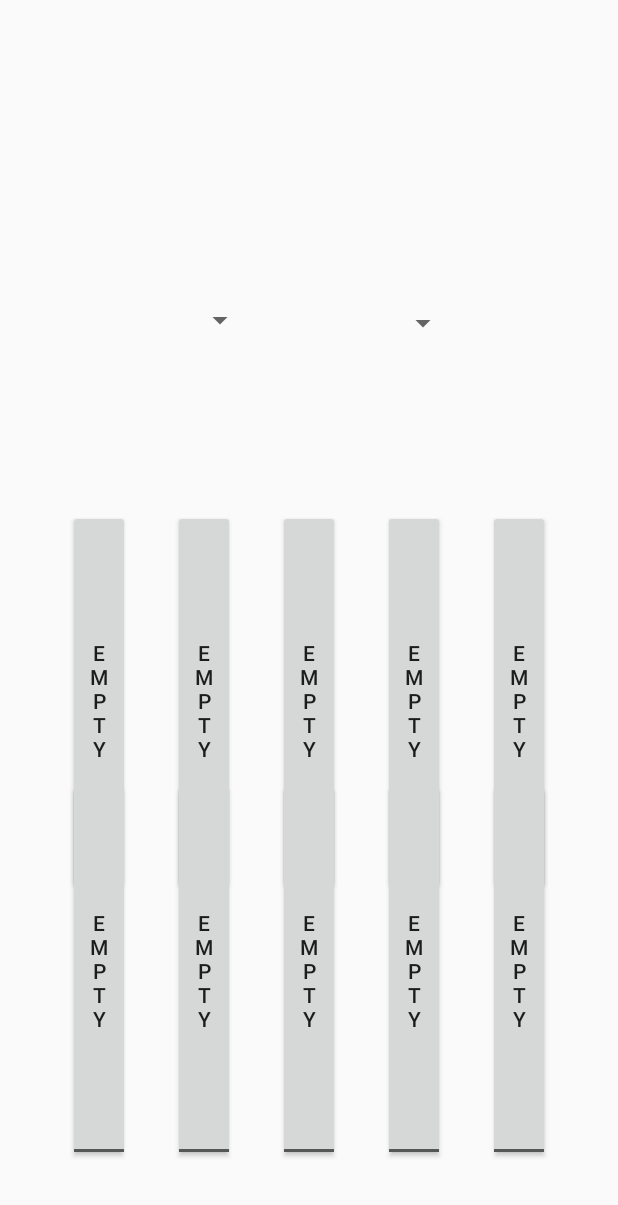
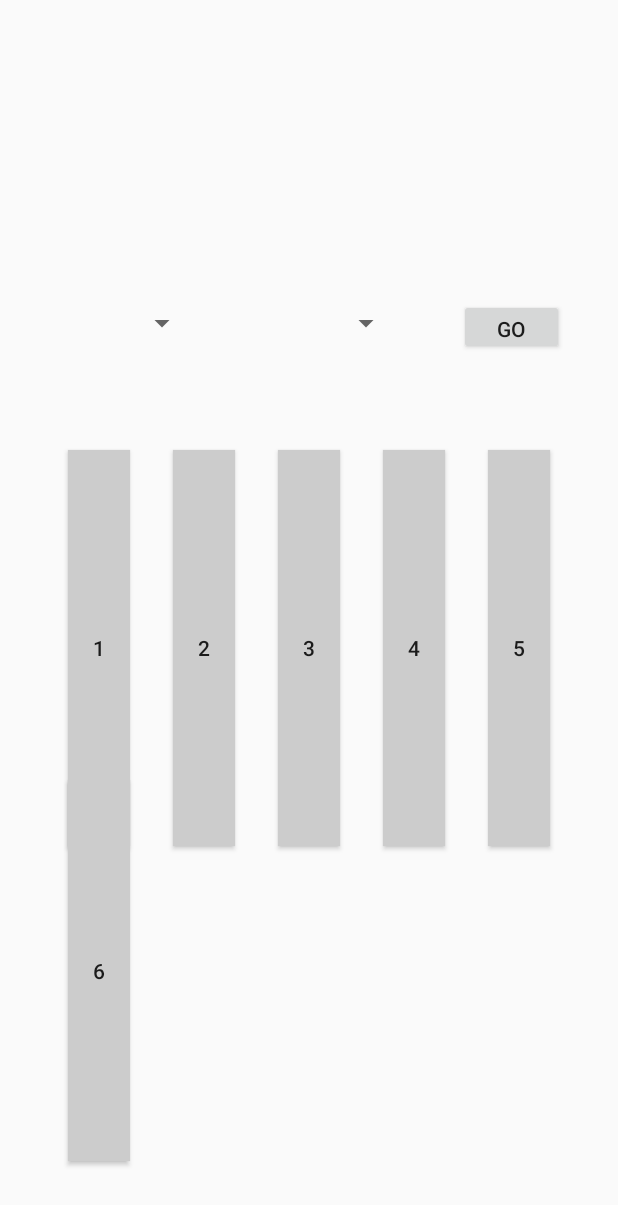
Before and after one commit to Jugg-zh/CarPlateChecker, an Android app: the screen it shows after launch (MainActivity), on a phone screen of 412 x 824 dp. Shown: the top 1205 px of the screen. Run offline under Robolectric (Android 15) with nearby library versions, the phone set to English and light mode, and no system bars; libraries missing offline, so code that uses them is left out: com.google.api.client, com.google.api.services.

Commit message:
separated it into two activites, main activity is working now

```diff
--- a/app/src/main/java/com/example/platecheck/MainActivity.java
+++ b/app/src/main/java/com/example/platecheck/MainActivity.java
@@ -52,7 +52,7 @@ import java.sql.Timestamp;
 import java.util.ArrayList;
 import java.util.Arrays;
 
-public class MainActivity extends AppCompatActivity {
+public class MainActivity extends AppCompatActivity implements View.OnClickListener{
 
     public static final String FILE_NAME = "temp.jpg";
     private static final int MAX_DIMENSION = 1200;
@@ -65,6 +65,8 @@ public class MainActivity extends AppCompatActivity {
     //--------new fileds;
     public static CarplateMapper mCarplateMapper = new CarplateMapper();
 
+    private static Button[] buttons;
+    private static String slotNumber;
 //    private EditText editPlate, slotNum;
 //    private String shift;
 //    private TextView msg; //textview to show whether the car plate is registered or not
@@ -81,7 +83,23 @@ public class MainActivity extends AppCompatActivity {
         setContentView(R.layout.activity_main);
 
         //Referencing the buttons to their respective ids
-        ToggleButton camButton = findViewById(R.id.toggleButton1);
+        buttons = new Button[10];
+        setUpButtons(buttons);
+
+        setSlots(6);
+        //the button for confirming the floor number and pole number
+        Button confirmButton = findViewById(R.id.confirmButton);
+        confirmButton.setOnClickListener(new View.OnClickListener() {
+            @Override
+            public void onClick(View v) {
+                String floorNumber = "2A";
+                String poleNumber = "2";
+                // map to number of slots
+                int numberOfSlots = 3;
+                setSlots(numberOfSlots);
+            }
+        });
+//        buttons[1].setOnClickListener(view -> startGalleryChooser());
 //        okButton = findViewById(R.id.ok);
 //        uploadButton = findViewById(R.id.uploadButton);
 //        previous = findViewById(R.id.previous);
@@ -107,7 +125,7 @@ public class MainActivity extends AppCompatActivity {
 //        });
 
         //Setting action on clicking the camera button
-        camButton.setOnClickListener(view -> startGalleryChooser());
+//        camButton.setOnClickListener(view -> System.out.println("fuck"));
 //        camButton.setOnClickListener(view -> {
 //            AlertDialog.Builder builder = new AlertDialog.Builder(MainActivity.this);
 //            builder
@@ -169,16 +187,49 @@ public class MainActivity extends AppCompatActivity {
 //        return slotNumber;
 //    }
 
-    private void writeTofile(){
-        if(Utility.requestPermission(this, 200, Manifest.permission.WRITE_EXTERNAL_STORAGE)){
-            mCarplateMapper.syncToFile();
+    public void setUpButtons(Button[] buttons) {
+        for (int i = 0; i < 10; i++) {
+            String buttonID = "button" + (i+1);
+            int resID = getResources().getIdentifier(buttonID, "id",
+                    "com.example.platecheck");
+            buttons[i] = (Button) findViewById(resID);
+            buttons[i].setOnClickListener(this);
+            buttons[i].setBackgroundColor(getResources().getColor(R.color.gray));
         }
     }
 
-    private void readFromFile(){
-        if(Utility.requestPermission(this,200,Manifest.permission.READ_EXTERNAL_STORAGE)){
-            mCarplateMapper.syncFromDesktop();
+    public void setSlots(int numberOfSlots) {
+        for (int i = 0; i < buttons.length; i++) {
+            if (i < numberOfSlots) {
+                buttons[i].setVisibility(View.VISIBLE);
+                buttons[i].setClickable(true);
+                buttons[i].setBackgroundColor(getResources().getColor(R.color.gray));
+            }
+            else {
+                buttons[i].setVisibility(View.GONE);
+            }
         }
+    }
+
+    @Override
+    public void onClick(View v) {
+        int position = -1;
+        for (int i = 0; i < buttons.length; i++) {
+            if(v.getId() == buttons[i].getId()) {
+                position = i+1;
+                buttons[i].setBackgroundColor(getResources().getColor(R.color.green));
+                buttons[i].setClickable(false);
+            }
+        }
+        slotNumber = getSlotNumber(position);
+        startGalleryChooser();
+
+    }
+
+    private String getSlotNumber(int position) {
+        String floorNumber = "2A";
+        String poleNumber = "1";
+        return "2A-1-1";
     }
 
     public void startGalleryChooser() {
@@ -262,6 +313,7 @@ public class MainActivity extends AppCompatActivity {
         }
     }
 
+
     private static class LableDetectionTask extends AsyncTask<Object, Void, String> {
         protected final WeakReference<MainActivity> mActivityWeakReference;
         private Vision.Images.Annotate mRequest;
@@ -290,6 +342,7 @@ public class MainActivity extends AppCompatActivity {
         protected void onPostExecute(String result) {
             MainActivity activity = mActivityWeakReference.get();
             if (activity != null && !activity.isFinishing()) {
+                System.out.println(result);
 //                TextView imageDetail = activity.findViewById(R.id.plateNum);
 //                imageDetail.setText("Press camera button to detect plate or press download button to save the data.");
 //
@@ -335,7 +388,17 @@ public class MainActivity extends AppCompatActivity {
         }
     }
 
+    private void writeTofile(){
+        if(Utility.requestPermission(this, 200, Manifest.permission.WRITE_EXTERNAL_STORAGE)){
+            mCarplateMapper.syncToFile();
+        }
+    }
 
+    private void readFromFile(){
+        if(Utility.requestPermission(this,200,Manifest.permission.READ_EXTERNAL_STORAGE)){
+            mCarplateMapper.syncFromDesktop();
+        }
+    }
 
 
 }
--- a/app/src/main/java/com/example/platecheck/RecordActivity.java
+++ b/app/src/main/java/com/example/platecheck/RecordActivity.java
@@ -48,7 +48,7 @@ public class RecordActivity extends AppCompatActivity {
         CarplateMapper carPlateMapper = (CarplateMapper) intent.getSerializableExtra("CAR_PLATE_MAPPER");
 
         //initialize buttons
-        ImageButton submitButton = findViewById(R.id.recordbnt);
+        Button submitButton = findViewById(R.id.button2);
         TextView plateTextField = findViewById(R.id.editPlateTextView), slotTextField = findViewById(R.id.slotNumberTextView);
 
         TextView promptTextFiled = findViewById(R.id.promptInformation);
--- a/app/src/main/res/layout/activity_main.xml
+++ b/app/src/main/res/layout/activity_main.xml
@@ -7,8 +7,8 @@
     android:layout_height="match_parent"
     tools:context=".MainActivity">
 
-    <ToggleButton
-        android:id="@+id/toggleButton1"
+    <Button
+        android:id="@+id/button1"
         android:layout_width="40dp"
         android:layout_height="150dp"
         android:layout_alignParentStart="true"
@@ -19,16 +19,14 @@
         android:layout_alignParentBottom="true"
         android:layout_marginStart="45dp"
         android:layout_marginLeft="50dp"
-        android:layout_marginTop="340dp"
+        android:layout_marginTop="300dp"
         android:layout_marginEnd="325dp"
         android:layout_marginRight="238dp"
-        android:layout_marginBottom="230dp"
-        android:text="ToggleButton"
-        android:textOff="Empty"
-        android:textOn="Recorded" />
+        android:layout_marginBottom="260dp"
+        android:text="1" />
 
-    <ToggleButton
-        android:id="@+id/toggleButton2"
+    <Button
+        android:id="@+id/button2"
         android:layout_width="40dp"
         android:layout_height="150dp"
         android:layout_alignParentStart="true"
@@ -39,16 +37,14 @@
         android:layout_alignParentBottom="true"
         android:layout_marginStart="115dp"
         android:layout_marginLeft="50dp"
-        android:layout_marginTop="340dp"
+        android:layout_marginTop="300dp"
         android:layout_marginEnd="255dp"
         android:layout_marginRight="238dp"
-        android:layout_marginBottom="230dp"
-        android:text="ToggleButton"
-        android:textOff="Empty"
-        android:textOn="Recorded" />
+        android:layout_marginBottom="260dp"
+        android:text="2" />
 
-    <ToggleButton
-        android:id="@+id/toggleButton3"
+    <Button
+        android:id="@+id/button3"
         android:layout_width="40dp"
         android:layout_height="150dp"
         android:layout_alignParentStart="true"
@@ -59,16 +55,14 @@
         android:layout_alignParentBottom="true"
         android:layout_marginStart="185dp"
         android:layout_marginLeft="50dp"
-        android:layout_marginTop="340dp"
+        android:layout_marginTop="300dp"
         android:layout_marginEnd="185dp"
         android:layout_marginRight="238dp"
-        android:layout_marginBottom="230dp"
-        android:text="ToggleButton"
-        android:textOff="Empty"
-        android:textOn="Recorded" />
+        android:layout_marginBottom="260dp"
+        android:text="3" />
 
-    <ToggleButton
-        android:id="@+id/toggleButton4"
+    <Button
+        android:id="@+id/button4"
         android:layout_width="40dp"
         android:layout_height="150dp"
         android:layout_alignParentStart="true"
@@ -79,16 +73,14 @@
         android:layout_alignParentBottom="true"
         android:layout_marginStart="255dp"
         android:layout_marginLeft="50dp"
-        android:layout_marginTop="340dp"
+        android:layout_marginTop="300dp"
         android:layout_marginEnd="115dp"
         android:layout_marginRight="238dp"
-        android:layout_marginBottom="230dp"
-        android:text="ToggleButton"
-        android:textOff="Empty"
-        android:textOn="Recorded" />
+        android:layout_marginBottom="260dp"
+        android:text="4" />
 
-    <ToggleButton
-        android:id="@+id/toggleButton5"
+    <Button
+        android:id="@+id/button5"
         android:layout_width="40dp"
         android:layout_height="150dp"
         android:layout_alignParentStart="true"
@@ -99,16 +91,14 @@
         android:layout_alignParentBottom="true"
         android:layout_marginStart="325dp"
         android:layout_marginLeft="50dp"
-        android:layout_marginTop="340dp"
+        android:layout_marginTop="300dp"
         android:layout_marginEnd="45dp"
         android:layout_marginRight="238dp"
-        android:layout_marginBottom="230dp"
-        android:text="ToggleButton"
-        android:textOff="Empty"
-        android:textOn="Recorded" />
+        android:layout_marginBottom="260dp"
+        android:text="5" />
 
-    <ToggleButton
-        android:id="@+id/toggleButton6"
+    <Button
+        android:id="@+id/button6"
         android:layout_width="40dp"
         android:layout_height="150dp"
         android:layout_alignParentStart="true"
@@ -123,12 +113,10 @@
         android:layout_marginEnd="325dp"
         android:layout_marginRight="238dp"
         android:layout_marginBottom="50dp"
-        android:text="ToggleButton"
-        android:textOff="Empty"
-        android:textOn="Recorded" />
+        android:text="6" />
 
-    <ToggleButton
-        android:id="@+id/toggleButton7"
+    <Button
+        android:id="@+id/button7"
         android:layout_width="40dp"
         android:layout_height="150dp"
         android:layout_alignParentStart="true"
@@ -143,12 +131,10 @@
         android:layout_marginEnd="255dp"
         android:layout_marginRight="238dp"
         android:layout_marginBottom="50dp"
-        android:text="ToggleButton"
-        android:textOff="Empty"
-        android:textOn="Recorded" />
+        android:text="7" />
 
-    <ToggleButton
-        android:id="@+id/toggleButton8"
+    <Button
+        android:id="@+id/button8"
         android:layout_width="40dp"
         android:layout_height="150dp"
         android:layout_alignParentStart="true"
@@ -163,12 +149,9 @@
         android:layout_marginEnd="185dp"
         android:layout_marginRight="238dp"
         android:layout_marginBottom="50dp"
-        android:text="ToggleButton"
-        android:textOff="Empty"
-        android:textOn="Recorded" />
-
-    <ToggleButton
-        android:id="@+id/toggleButton9"
+        android:text="8" />
+    <Button
+        android:id="@+id/button9"
         android:layout_width="40dp"
         android:layout_height="150dp"
         android:layout_alignParentStart="true"
@@ -183,12 +166,10 @@
         android:layout_marginEnd="115dp"
         android:layout_marginRight="238dp"
         android:layout_marginBottom="50dp"
-        android:text="ToggleButton"
-        android:textOff="Empty"
-        android:textOn="Recorded" />
+        android:text="9" />
 
-    <ToggleButton
-        android:id="@+id/toggleButton10"
+    <Button
+        android:id="@+id/button10"
         android:layout_width="40dp"
         android:layout_height="150dp"
         android:layout_alignParentStart="true"
@@ -203,9 +184,7 @@
         android:layout_marginEnd="45dp"
         android:layout_marginRight="238dp"
         android:layout_marginBottom="50dp"
-        android:text="ToggleButton"
-        android:textOff="Empty"
-        android:textOn="Recorded" />
+        android:text="10" />
 
     <Spinner
         android:id="@+id/floor-spinner"
@@ -214,9 +193,9 @@
         android:layout_alignParentEnd="true"
         android:layout_alignParentRight="true"
         android:layout_alignParentBottom="true"
-        android:layout_marginEnd="241dp"
-        android:layout_marginRight="241dp"
-        android:layout_marginBottom="595dp"
+        android:layout_marginEnd="280dp"
+        android:layout_marginRight="280dp"
+        android:layout_marginBottom="593dp"
         android:dropDownWidth="match_parent"
         android:spinnerMode="dropdown" />
 
@@ -227,11 +206,23 @@
         android:layout_alignParentEnd="true"
         android:layout_alignParentRight="true"
         android:layout_alignParentBottom="true"
-        android:layout_marginEnd="106dp"
-        android:layout_marginRight="106dp"
+        android:layout_marginEnd="144dp"
+        android:layout_marginRight="144dp"
         android:layout_marginBottom="593dp"
         android:dropDownWidth="match_parent"
         android:spinnerMode="dropdown" />
+
+    <Button
+        android:id="@+id/confirmButton"
+        android:layout_width="70dp"
+        android:layout_height="37dp"
+        android:layout_alignParentEnd="true"
+        android:layout_alignParentRight="true"
+        android:layout_alignParentBottom="true"
+        android:layout_marginEnd="36dp"
+        android:layout_marginRight="36dp"
+        android:layout_marginBottom="587dp"
+        android:text="Go" />
 
 
     <!--    <ViewFlipper-->
--- a/app/src/main/res/layout/activity_record.xml
+++ b/app/src/main/res/layout/activity_record.xml
@@ -49,25 +49,6 @@
         android:text=""
         android:visibility="visible" />
 
-    <ImageButton
-        android:id="@+id/recordbnt"
-        android:layout_width="64dp"
-        android:layout_height="35dp"
-        android:layout_alignParentStart="true"
-        android:layout_alignParentLeft="true"
-        android:layout_alignParentEnd="true"
-        android:layout_alignParentRight="true"
-        android:layout_alignParentBottom="true"
-        android:layout_marginStart="168dp"
-        android:layout_marginLeft="168dp"
-        android:layout_marginEnd="182dp"
-        android:layout_marginRight="182dp"
-        android:layout_marginBottom="425dp"
-        android:background="@drawable/okbutton"
-        android:tint="#000000"
-        android:visibility="visible"
-        app:srcCompat="?android:attr/textCheckMark" />
-
     <TextView
         android:id="@+id/plateHeader"
         android:layout_width="85dp"
@@ -108,4 +89,16 @@
         android:layout_marginBottom="584dp"
         android:text="TextView" />
 
+    <Button
+        android:id="@+id/button2"
+        android:layout_width="wrap_content"
+        android:layout_height="wrap_content"
+        android:layout_alignParentEnd="true"
+        android:layout_alignParentRight="true"
+        android:layout_alignParentBottom="true"
+        android:layout_marginEnd="173dp"
+        android:layout_marginRight="173dp"
+        android:layout_marginBottom="433dp"
+        android:text="Button" />
+
 </RelativeLayout>
--- a/app/src/main/res/values/colors.xml
+++ b/app/src/main/res/values/colors.xml
@@ -3,4 +3,7 @@
     <color name="colorPrimary">#6200EE</color>
     <color name="colorPrimaryDark">#3700B3</color>
     <color name="colorAccent">#03DAC5</color>
+    <color name="red">#ff003a</color>
+    <color name="green">#11f300</color>
+    <color name="gray">#cccccc</color>
 </resources>
```
